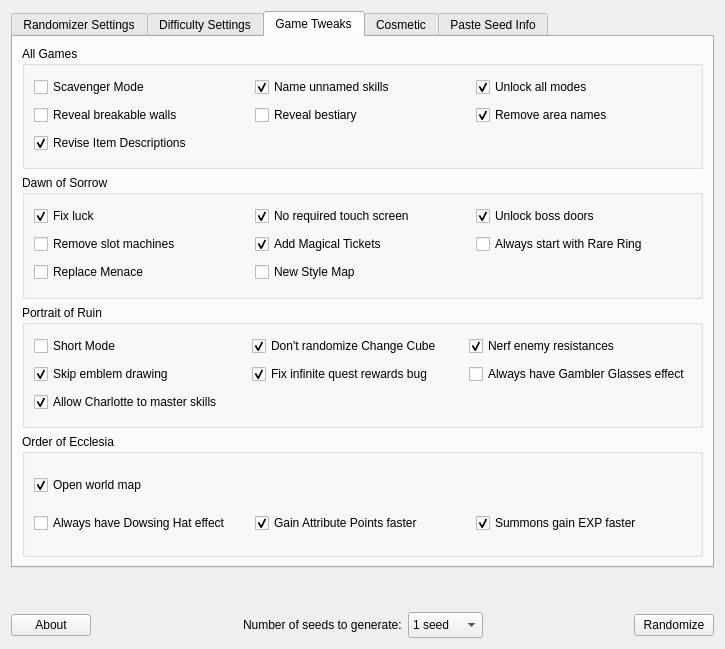
First picture: the form in randomizer.ui, repository LagoLunatic/dsvrandom, before the edit.
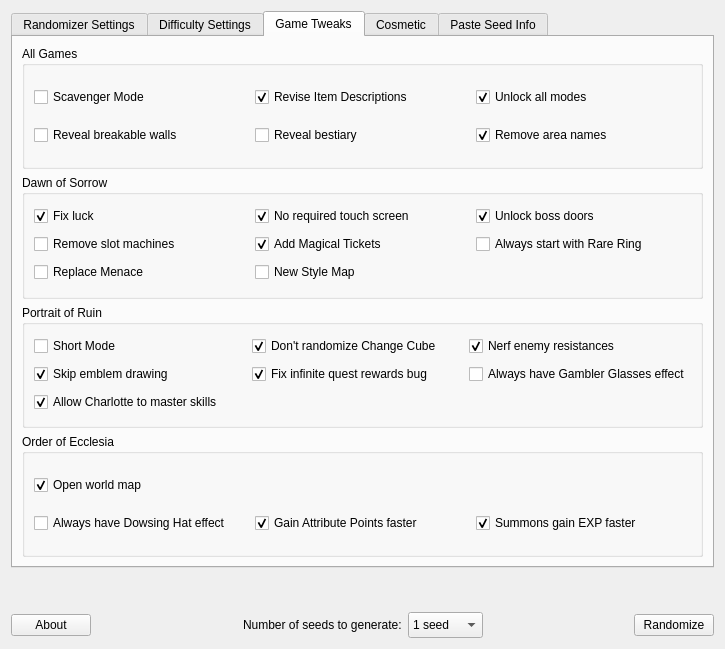
Second picture: the form after the edit. The open tabs and pages were chosen to show the change. Icons and pictures are not drawn.

Commit message: Always name unnamed skills, remove option to not do so

What changed in the file:
```diff
--- a/randomizer.ui
+++ b/randomizer.ui
@@ -587,19 +587,6 @@
             </property>
            </widget>
           </item>
-          <item row="0" column="1">
-           <widget class="QCheckBox" name="name_unnamed_skills">
-            <property name="toolTip">
-             <string>Gives Julius/Yoko/Alucard/Arma Felix/Arma Chiroptera's skills names so they can be distinguished from one another.</string>
-            </property>
-            <property name="text">
-             <string>Name unnamed skills</string>
-            </property>
-            <property name="checked">
-             <bool>true</bool>
-            </property>
-           </widget>
-          </item>
           <item row="0" column="2">
            <widget class="QCheckBox" name="unlock_all_modes">
             <property name="toolTip">
@@ -646,7 +633,7 @@
             </property>
            </widget>
           </item>
-          <item row="2" column="0">
+          <item row="0" column="1">
            <widget class="QCheckBox" name="revise_item_descriptions">
             <property name="toolTip">
              <string>Updates all weapon, armor, and skill descriptions to indicate what their randomized attributes are.</string>
```
Left out of the diff: 3 changed lines with no effect on the pictures. The commit also changes 3 other files.
